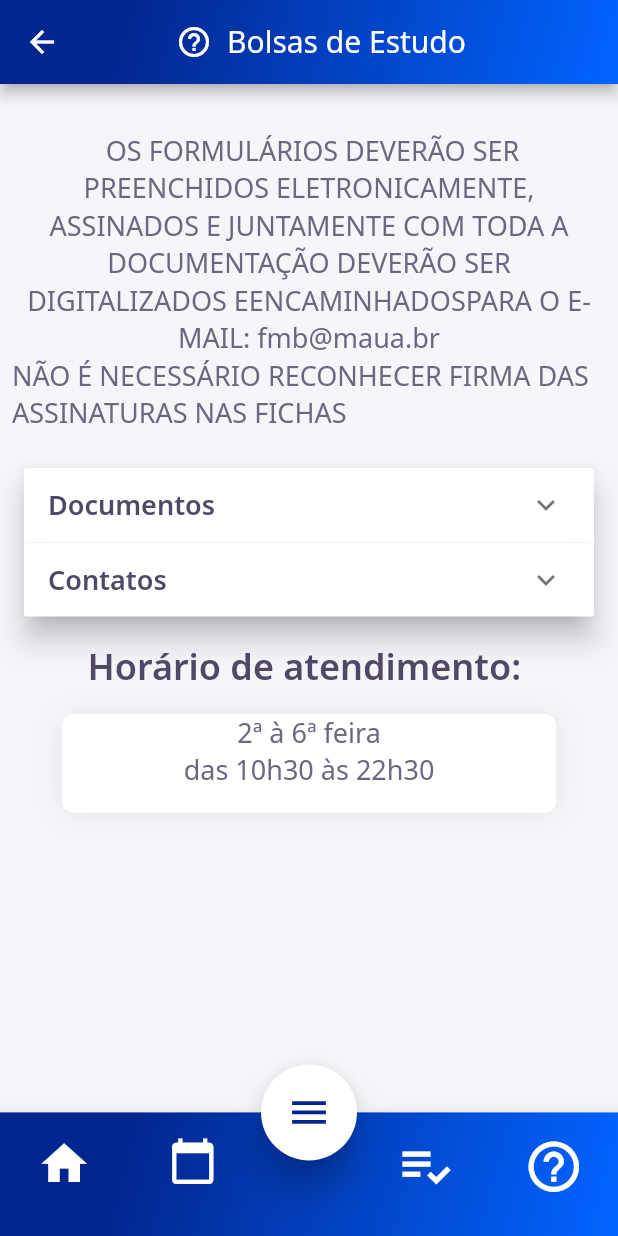
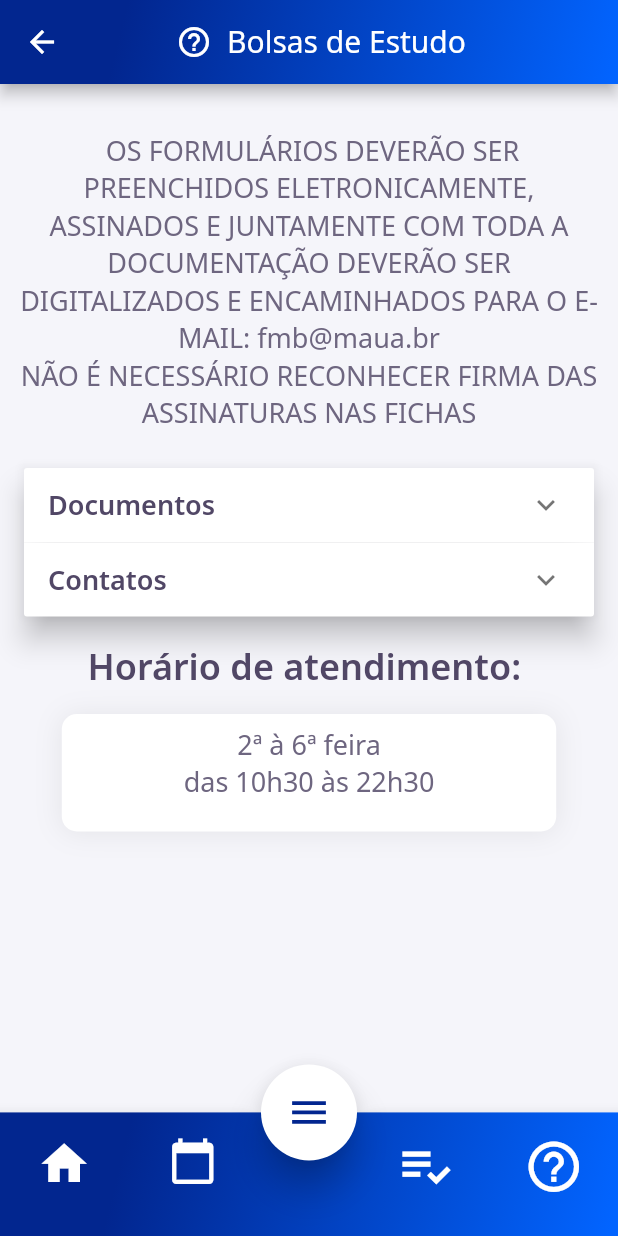
Before and after one commit to Maua-Dev/System_Maua_Front, a Flutter app: the HelpBolsasPage screen opened by its route, on a phone screen of 412 x 824 dp. Run offline on Flutter 3.47's test engine with Material 2 defaults, Android fonts, the phone set to English and light mode, and no system bars; our stand-ins replace flutter_calendar_carousel, flutter_mobx, flutter_modular, fluttericon, google_fonts, mobx; generated files the repository leaves out were written again; network calls fail.

Commit message:
Update help_bolsas_page.dart

```diff
--- a/lib/app/modules/help-bolsas/help_bolsas_page.dart
+++ b/lib/app/modules/help-bolsas/help_bolsas_page.dart
@@ -3,6 +3,7 @@ import 'package:flutter/material.dart';
 import 'package:flutter/widgets.dart';
 import 'package:flutter_mobx/flutter_mobx.dart';
 import 'package:flutter_modular/flutter_modular.dart';
+import 'package:system_maua_front/app/modules/help-bolsas/enumerate/requerimento_enum.dart';
 import 'package:system_maua_front/app/modules/help-bolsas/help_bolsas_controller.dart';
 import 'package:system_maua_front/app/shared/components/app_bar/app_bar_widget.dart';
 import 'package:system_maua_front/app/shared/themes/app_colors.dart';
@@ -31,11 +32,13 @@ class _HelpBolsasPageState
                   child: Column(
                     children: [
                       Text(
-                        ' OS FORMULÁRIOS DEVERÃO SER PREENCHIDOS ELETRONICAMENTE, ASSINADOS E JUNTAMENTE COM TODA A DOCUMENTAÇÃO DEVERÃO SER DIGITALIZADOS EENCAMINHADOSPARA O E-MAIL: fmb@maua.br',
+                        ' OS FORMULÁRIOS DEVERÃO SER PREENCHIDOS ELETRONICAMENTE, ASSINADOS E JUNTAMENTE COM TODA A DOCUMENTAÇÃO DEVERÃO SER DIGITALIZADOS E ENCAMINHADOS PARA O E-MAIL: fmb@maua.br',
                         textAlign: TextAlign.center,
                       ),
                       Text(
-                          'NÃO É NECESSÁRIO RECONHECER FIRMA DAS ASSINATURAS NAS FICHAS')
+                        'NÃO É NECESSÁRIO RECONHECER FIRMA DAS ASSINATURAS NAS FICHAS',
+                        textAlign: TextAlign.center,
+                      )
                     ],
                   ),
                 ),
@@ -63,30 +66,15 @@ class _HelpBolsasPageState
                                 style: AppTextStyles.bodyBold,
                               ),
                             ),
-                            body: Column(
-                              children: [
-                                Text(
-                                  ' • Requerimento',
+                            body: Container(
+                              height: 210,
+                              child: ListView.builder(
+                                itemBuilder: (context, index) => Text(
+                                  RequerimentoEnum.values[index].descricao,
+                                  textAlign: TextAlign.center,
                                 ),
-                                Text(
-                                  ' • Ficha - Informaçoes de irmaos ou filhos do aluno',
-                                ),
-                                Text(
-                                  ' • Ficha - Pai do aluno ',
-                                ),
-                                Text(
-                                  ' • Ficha - Mae do aluno',
-                                ),
-                                Text(
-                                  ' • Ficha conjuge do aluno',
-                                ),
-                                Text(
-                                  ' • Fichar - fiador(a)',
-                                ),
-                                Text(
-                                  ' • Ficha - conjuge do(a) fiador(a)',
-                                ),
-                              ],
+                                itemCount: RequerimentoEnum.values.length,
+                              ),
                             ),
                             isExpanded: controller.isOpen[0],
                           ),
@@ -113,7 +101,11 @@ class _HelpBolsasPageState
                                     textAlign: TextAlign.center),
                                 Text('Fundo Mauá de Bolsas ',
                                     textAlign: TextAlign.center),
-                                Text('fmb@maua.br', textAlign: TextAlign.center)
+                                Text('fmb@maua.br',
+                                    textAlign: TextAlign.center),
+                                SizedBox(
+                                  height: 8,
+                                ),
                               ],
                             ),
                             isExpanded: controller.isOpen[1],
@@ -133,19 +125,23 @@ class _HelpBolsasPageState
                   height: 16,
                 ),
                 Container(
-                  height: MediaQuery.of(context).size.height * 0.08,
+                  height: MediaQuery.of(context).size.height * 0.095,
                   width: MediaQuery.of(context).size.width * 0.8,
                   decoration: BoxDecoration(
                     boxShadow: [AppColors.shadow],
                     color: Colors.white,
-                    borderRadius: BorderRadius.circular(8),
+                    borderRadius: BorderRadius.circular(10),
                   ),
                   child: Center(
-                    child: Column(
-                      children: [
-                        Text('2ª à 6ª feira', textAlign: TextAlign.center),
-                        Text('das 10h30 às 22h30', textAlign: TextAlign.center)
-                      ],
+                    child: Padding(
+                      padding: const EdgeInsets.symmetric(vertical: 8.0),
+                      child: Column(
+                        children: [
+                          Text('2ª à 6ª feira', textAlign: TextAlign.center),
+                          Text('das 10h30 às 22h30',
+                              textAlign: TextAlign.center),
+                        ],
+                      ),
                     ),
                   ),
                 ),
```
